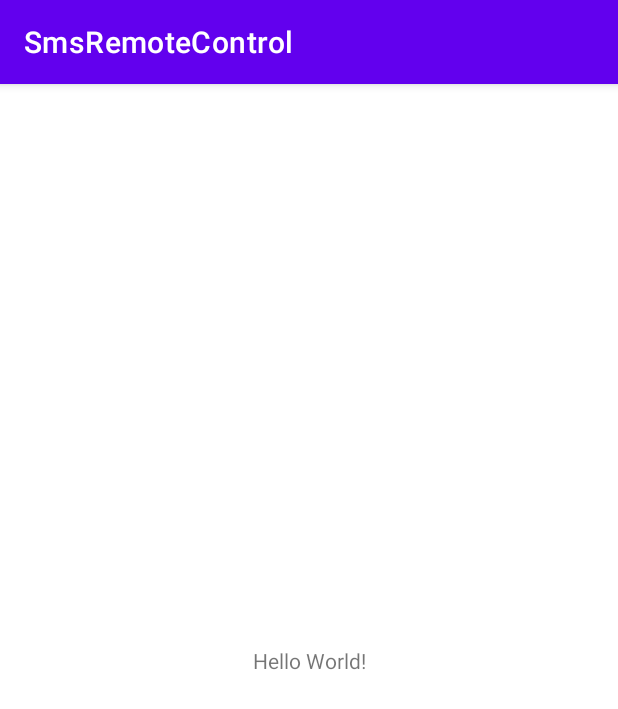
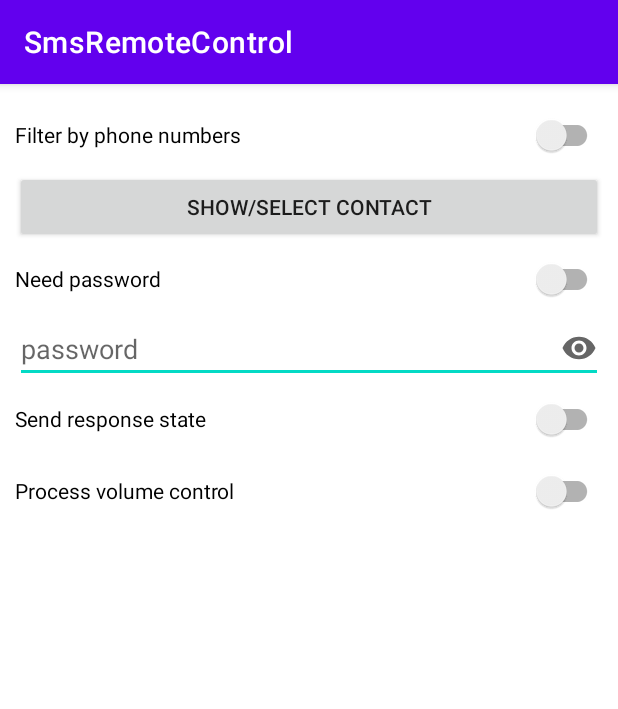
Before and after one commit to EugenySychev/SmsRemoteControl, an Android app: the screen it shows after launch (MainActivity), on a phone screen of 412 x 824 dp. Shown: the top 709 px of the screen. Run offline under Robolectric (Android 15) with nearby library versions, the phone set to English and light mode, and no system bars.

Commit message:
begin to add some stuff

```diff
--- /dev/null
+++ b/app/src/main/res/drawable/ic_baseline_visibility_24.xml
@@ -0,0 +1,10 @@
+<vector xmlns:android="http://schemas.android.com/apk/res/android"
+    android:width="24dp"
+    android:height="24dp"
+    android:viewportWidth="24"
+    android:viewportHeight="24"
+    android:tint="?attr/colorControlNormal">
+  <path
+      android:fillColor="@android:color/white"
+      android:pathData="M12,4.5C7,4.5 2.73,7.61 1,12c1.73,4.39 6,7.5 11,7.5s9.27,-3.11 11,-7.5c-1.73,-4.39 -6,-7.5 -11,-7.5zM12,17c-2.76,0 -5,-2.24 -5,-5s2.24,-5 5,-5 5,2.24 5,5 -2.24,5 -5,5zM12,9c-1.66,0 -3,1.34 -3,3s1.34,3 3,3 3,-1.34 3,-3 -1.34,-3 -3,-3z"/>
+</vector>
--- a/app/src/main/res/layout/activity_main.xml
+++ b/app/src/main/res/layout/activity_main.xml
@@ -6,13 +6,49 @@
     android:layout_height="match_parent"
     tools:context=".MainActivity">
 
-    <TextView
-        android:layout_width="wrap_content"
+    <LinearLayout
+        android:layout_width="match_parent"
         android:layout_height="wrap_content"
-        android:text="Hello World!"
-        app:layout_constraintBottom_toBottomOf="parent"
-        app:layout_constraintLeft_toLeftOf="parent"
-        app:layout_constraintRight_toRightOf="parent"
-        app:layout_constraintTop_toTopOf="parent" />
+        android:orientation="vertical"
+        tools:ignore="MissingConstraints"
+        android:padding="@dimen/layout_padding">
+        <androidx.appcompat.widget.SwitchCompat
+            android:layout_width="match_parent"
+            android:layout_height="wrap_content"
+            android:id="@+id/filterNumberSwitch"
+            android:text="@string/filterNumbers"/>
+        <androidx.appcompat.widget.AppCompatButton
+            android:layout_width="match_parent"
+            android:layout_height="wrap_content"
+            android:id="@+id/showSelectContactButton"
+            android:text="@string/showSelectContact"/>
+
+        <androidx.appcompat.widget.SwitchCompat
+            android:layout_width="match_parent"
+            android:layout_height="wrap_content"
+            android:text="@string/need_password" />
+        <androidx.appcompat.widget.AppCompatEditText
+            android:layout_width="match_parent"
+            android:layout_height="wrap_content"
+            android:hint="@string/password"
+            android:id="@+id/passwordEdit"
+            android:drawableRight="@drawable/ic_baseline_visibility_24"
+            android:inputType="textVisiblePassword" />
+
+        <androidx.appcompat.widget.SwitchCompat
+            android:layout_width="match_parent"
+            android:layout_height="wrap_content"
+            android:text="Send response state"
+            android:id="@+id/responseSwitch"/>
+
+        <androidx.appcompat.widget.SwitchCompat
+            android:layout_width="match_parent"
+            android:layout_height="wrap_content"
+            android:text="@string/process_volume_control"
+            android:id="@+id/volumeControlSwitch"
+
+            android:contentDescription="@string/this_switch" />
+
+    </LinearLayout>
 
 </androidx.constraintlayout.widget.ConstraintLayout>
--- /dev/null
+++ b/app/src/main/res/values/dimens.xml
@@ -0,0 +1,4 @@
+<?xml version="1.0" encoding="utf-8"?>
+<resources>
+    <dimen name="layout_padding">10dp</dimen>
+</resources>
--- a/app/src/main/res/values/strings.xml
+++ b/app/src/main/res/values/strings.xml
@@ -1,3 +1,9 @@
 <resources>
     <string name="app_name">SmsRemoteControl</string>
+    <string name="filterNumbers">Filter by phone numbers</string>
+    <string name="showSelectContact">Show/select contact</string>
+    <string name="need_password">Need password</string>
+    <string name="password">password</string>
+    <string name="this_switch">This switch enabling of processing volume controll command by setvolume ### media/ring, where is ### is a number from 0 to 100 of volume.</string>
+    <string name="process_volume_control">Process volume control</string>
 </resources>
```
Also changed, not shown: app/src/main/AndroidManifest.xml (+14 -0 lines), app/src/main/java/com/sychev/smsremotecontrol/service/CallSilentPhoneService.java (added, +30 -0 lines), app/src/main/java/com/sychev/smsremotecontrol/service/SmsReceiver.java (added, +34 -0 lines), app/src/main/java/com/sychev/smsremotecontrol/service/StartMyServiceAtBootReceiver.java (added, +33 -0 lines), app/src/main/res/drawable/ic_baseline_visibility_off_24.xml (added, +10 -0 lines).
